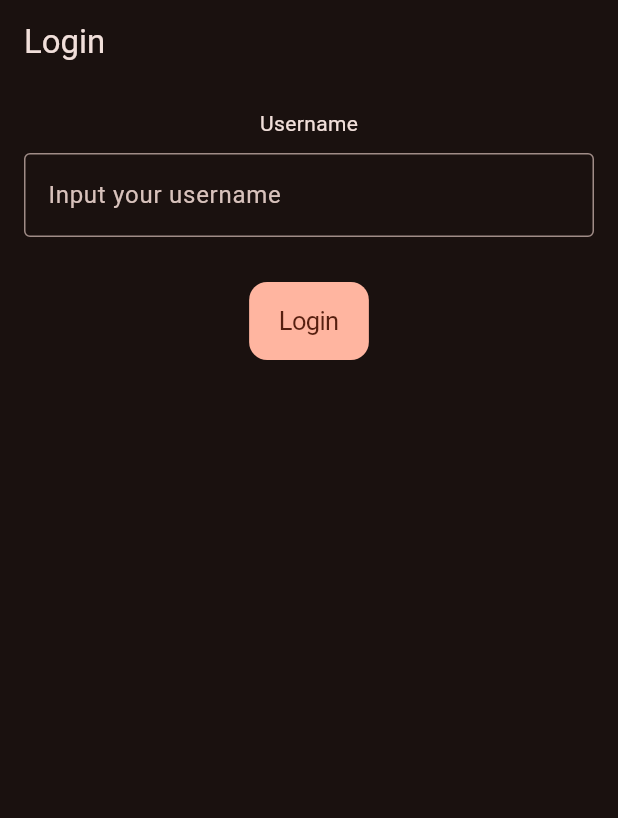
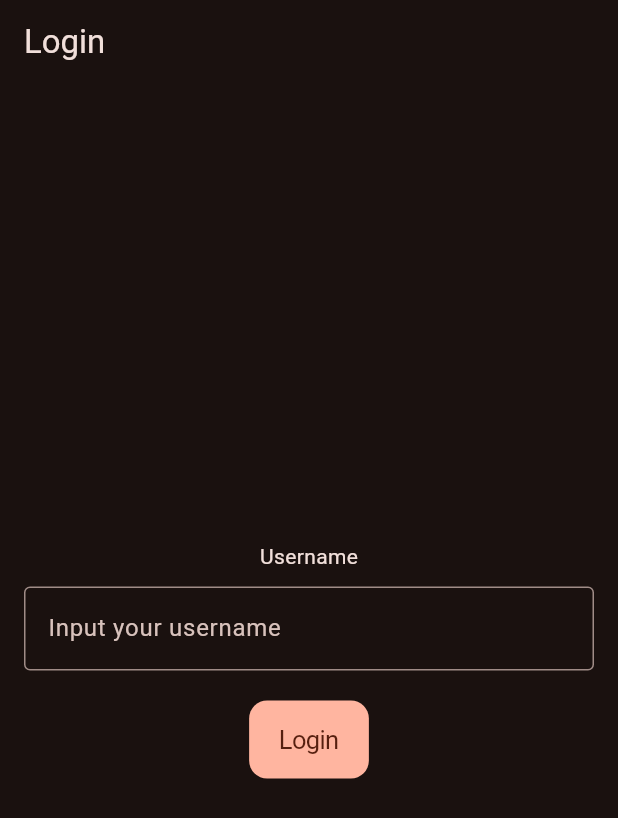
Before and after one commit to wirefox21/TestMinimal, a Flutter app: the screen it shows after launch, on a phone screen of 412 x 824 dp. Shown: the top 818 px of the screen. Run offline on Flutter 3.47's test engine with Material 3 defaults, Android fonts, the phone set to English and light mode, and no system bars.

```diff
--- a/flutter_practice/lib/main.dart
+++ b/flutter_practice/lib/main.dart
@@ -14,6 +14,7 @@ class MyApp extends StatelessWidget {
       debugShowCheckedModeBanner: false,
       theme: ThemeData(
         useMaterial3: true,
+        brightness: Brightness.dark,
         colorScheme: ColorScheme.fromSeed(
             seedColor: Colors.deepOrange, brightness: Brightness.dark),
       ),
@@ -30,11 +31,11 @@ class LoginScreen extends StatefulWidget {
 }
 
 class _LoginScreenState extends State<LoginScreen> {
-  final TextEditingController _usernameConroller = TextEditingController();
+  final TextEditingController _usernameController = TextEditingController();
 
   @override
   void dispose() {
-    _usernameConroller.dispose();
+    _usernameController.dispose();
     super.dispose();
   }
 
@@ -42,9 +43,8 @@ class _LoginScreenState extends State<LoginScreen> {
   Widget build(BuildContext context) {
     return Scaffold(
       appBar: AppBar(title: const Text("Login")),
-      body: SingleChildScrollView(
-        child: Padding(
-          padding: EdgeInsets.all(16.0),
+      body: Padding(
+        padding: const EdgeInsets.all(16.0),
         child: Column(
           mainAxisAlignment: MainAxisAlignment.center,
           crossAxisAlignment: CrossAxisAlignment.center,
@@ -52,24 +52,21 @@ class _LoginScreenState extends State<LoginScreen> {
             const Text("Username"),
             const SizedBox(height: 10),
             TextField(
-                controller: _usernameConroller,
+              controller: _usernameController,
               decoration: const InputDecoration(
                   labelText: "Input your username",
-                  border: OutlineInputBorder(),
+                  border: OutlineInputBorder()),
             ),
-              ),
-              const SizedBox(height: 30),
+            const SizedBox(height: 20),
             CupertinoButton.filled(
               child: const Text("Login"),
               onPressed: () {
-                  String username = _usernameConroller.text;
-                  print("Username : $username");
+                print("Username: ${_usernameController.text}");
               },
             ),
           ],
         ),
       ),
-      ),
     );
   }
 }
```
Lines whose indentation alone changed are shown as unchanged.
